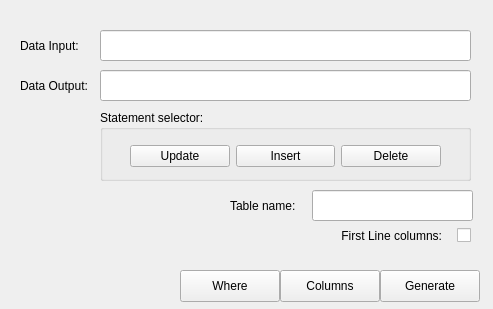
First picture: the form in mainwindow.ui, repository stefanmarjanovic/Query-Builder-2, before the edit.
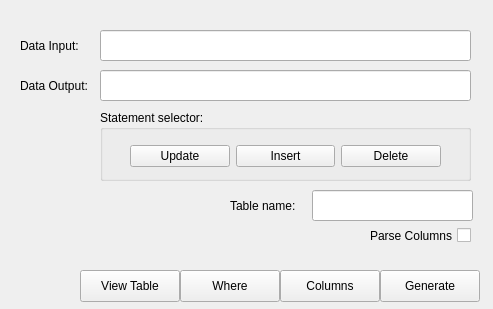
Second picture: the form after the edit.

Commit message:
add table view
* Adding new dialog box to view table data before generating queries

What changed in the file:
```diff
--- a/mainwindow.ui
+++ b/mainwindow.ui
@@ -211,12 +211,25 @@
      <enum>Qt::RightToLeft</enum>
     </property>
     <property name="text">
-     <string>First Line columns:   </string>
+     <string>Parse Columns</string>
     </property>
     <property name="tristate">
      <bool>false</bool>
     </property>
    </widget>
+   <widget class="QPushButton" name="viewTableBtn">
+    <property name="geometry">
+     <rect>
+      <x>80</x>
+      <y>270</y>
+      <width>100</width>
+      <height>32</height>
+     </rect>
+    </property>
+    <property name="text">
+     <string>View Table</string>
+    </property>
+   </widget>
   </widget>
  </widget>
  <resources/>
```
The commit also changes 5 other files.
